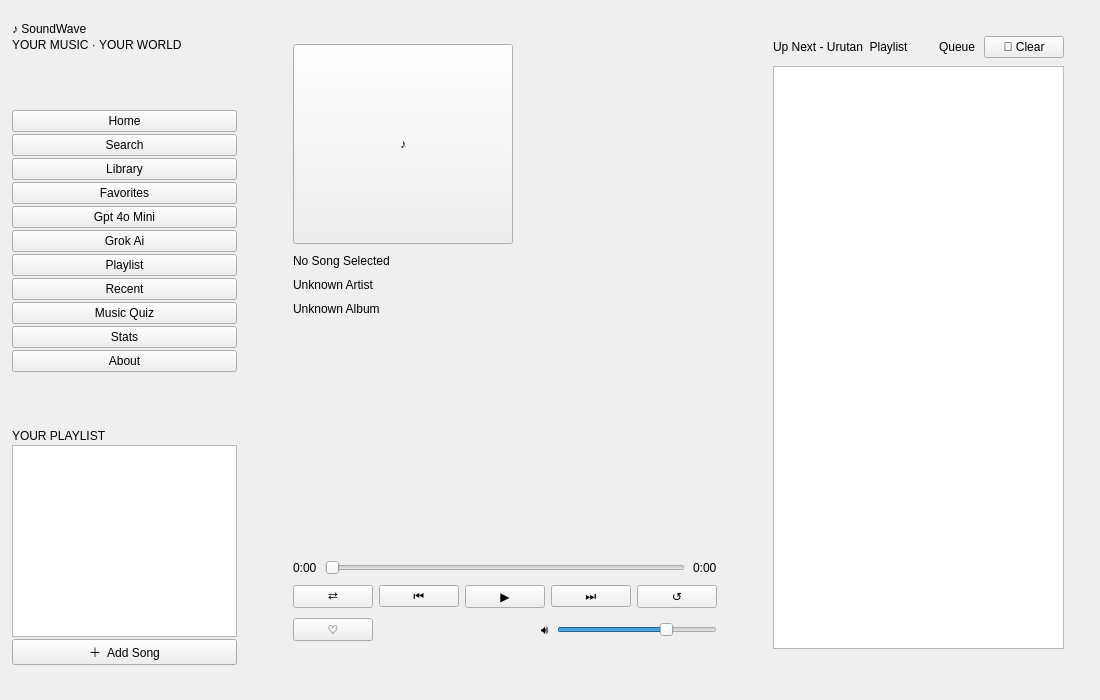
Above: music_player.ui from xhironeverlussssanjay/music-player before the change. Below: the same form after it.
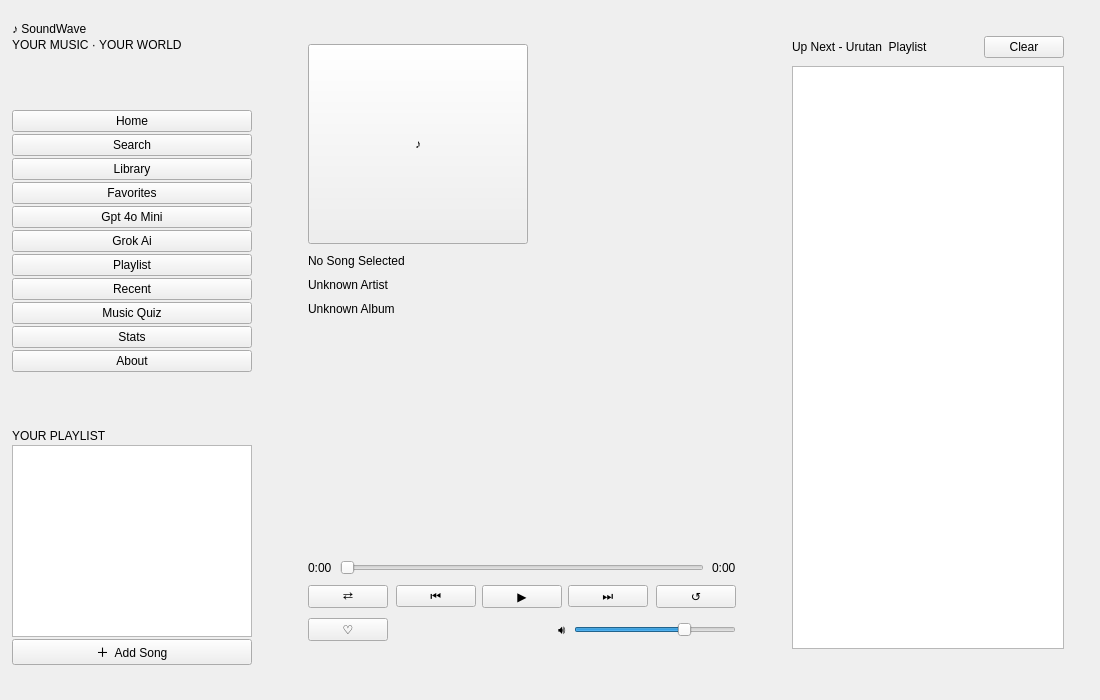
That is the form after the change.

Patch:
```diff
--- a/music_player.ui
+++ b/music_player.ui
@@ -335,12 +335,12 @@
                </item>
                <item>
                 <widget class="QLabel" name="lblQueueSub">
-                 <property name="text"><string>Queue</string></property>
+                 <property name="text"><string></string></property>
                 </widget>
                </item>
                <item>
                 <widget class="QPushButton" name="btnClearQueue">
-                 <property name="text"><string>👀 Clear</string></property>
+                 <property name="text"><string>Clear</string></property>
                  <property name="toolTip"><string>Kosongkan queue dan playlist</string></property>
                 </widget>
                </item>
```
